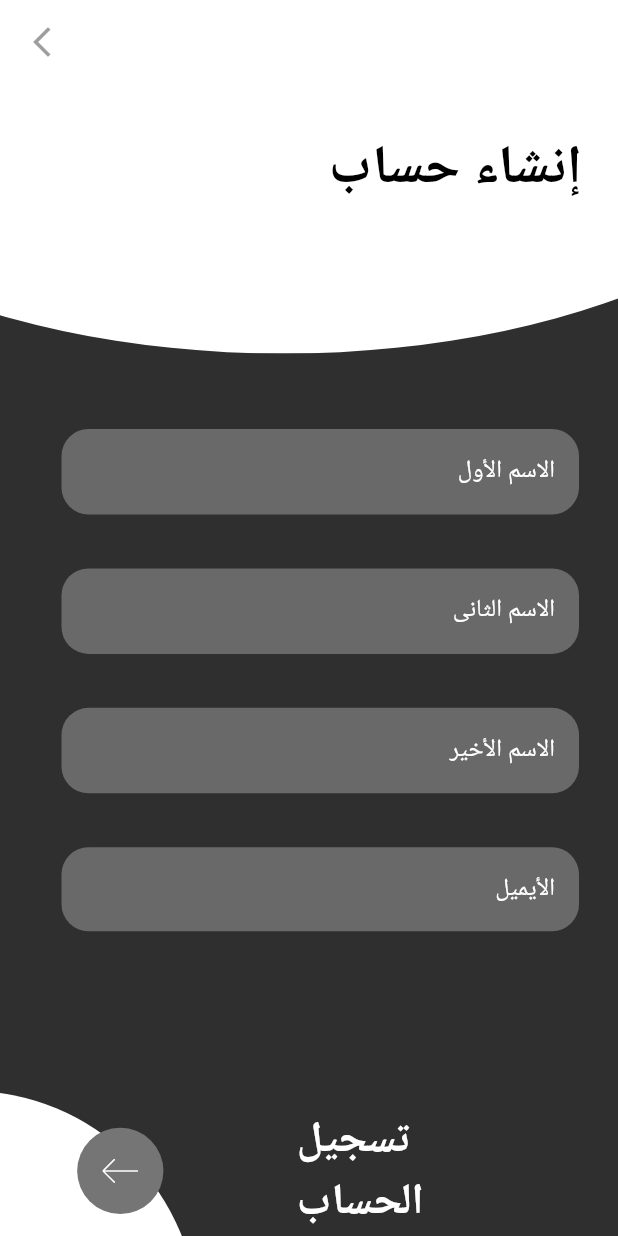
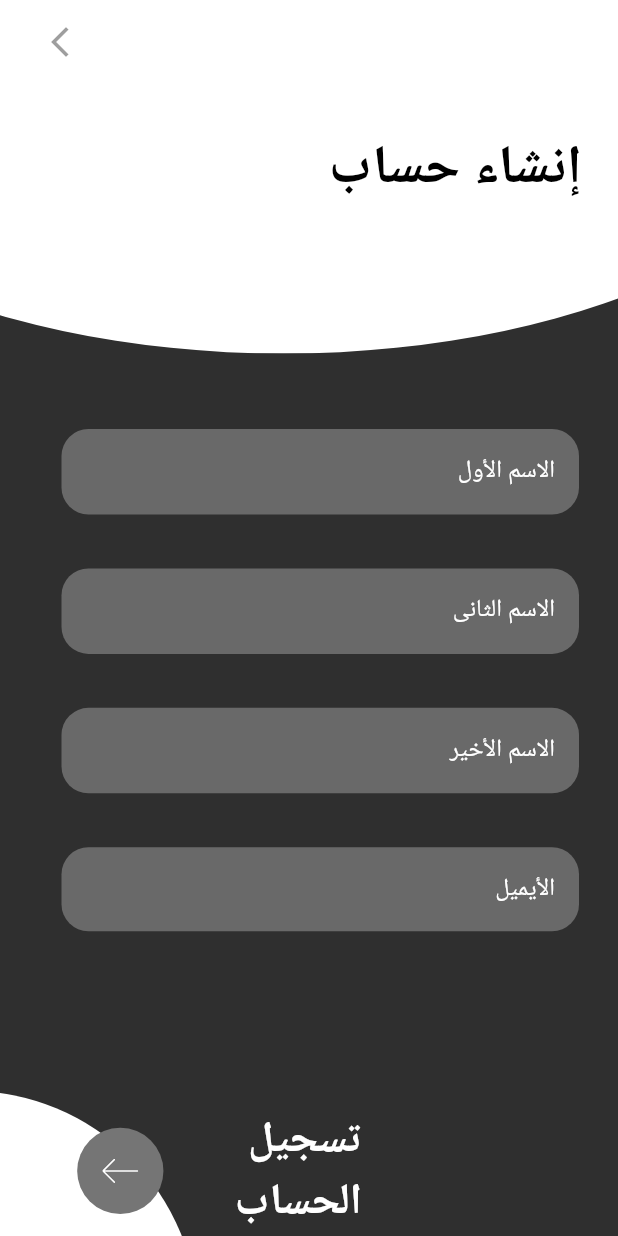
Before and after one commit to mohammedhedaya/-Sar-aat-Al-Tasweeq, a Flutter app: the screen it shows after launch, after a tap on "إنشاء حساب", on a phone screen of 412 x 824 dp. Run offline on Flutter 3.47's test engine with Material 3 defaults, Android fonts, the phone set to English and light mode, and no system bars; our stand-ins replace carousel_slider, device_preview, flutter_bloc, flutter_screenutil, flutter_svg, go_router and 3 more.

```diff
--- a/lib/core/app/app.dart
+++ b/lib/core/app/app.dart
@@ -1,5 +1,6 @@
 import 'package:device_preview/device_preview.dart';
 import 'package:flutter/material.dart';
+import 'package:flutter_localizations/flutter_localizations.dart'; // Add this import for localization
 import 'package:flutter_screenutil/flutter_screenutil.dart';
 import 'package:shopping_chart/core/router/app_router.dart';
 import 'package:shopping_chart/core/utils/app_colors.dart';
@@ -13,14 +14,27 @@ class MyApp extends StatelessWidget {
       designSize: const Size(375, 917),
       minTextAdapt: true,
       splitScreenMode: true,
-      builder: (_, child) {
+      builder: (context, child) {
         return MaterialApp.router(
+          locale: DevicePreview.locale(context),
+          supportedLocales: const [
+            Locale('ar'),
+          ],
+          localizationsDelegates: const [
+            GlobalMaterialLocalizations.delegate,
+            GlobalWidgetsLocalizations.delegate,
+            GlobalCupertinoLocalizations.delegate,
+          ],
+          localeResolutionCallback: (locale, supportedLocales) {
+            return const Locale('ar');
+          },
+          builder: DevicePreview.appBuilder,
           title: 'Shopping Chart',
           debugShowCheckedModeBanner: false,
           routerConfig: router,
-          theme: ThemeData(scaffoldBackgroundColor: AppColors.darkGray),
-          locale: DevicePreview.locale(context),
-          builder: DevicePreview.appBuilder,
+          theme: ThemeData(
+            scaffoldBackgroundColor: AppColors.darkGray,
+          ),
         );
       },
     );
--- a/lib/features/auth/presentation/views/signup/sign_up_view.dart
+++ b/lib/features/auth/presentation/views/signup/sign_up_view.dart
@@ -14,17 +14,22 @@ class SignUpView extends StatelessWidget {
         backgroundColor: AppColors.whiteColor,
         elevation: 0,
         surfaceTintColor: Colors.transparent,
-        leading: IconButton(
-          onPressed: () {
-            context.pop();
-          },
-          icon: const Icon(
-            Icons.arrow_back_ios_new_outlined,
-            color: Colors.black38,
+        automaticallyImplyLeading: false,
+        title: Align(
+          alignment: Alignment.centerLeft,
+          child: IconButton(
+            onPressed: () {
+              context.pop();
+            },
+            icon: const Icon(
+              Icons.arrow_forward_ios_outlined,
+              color: Colors.black38,
+            ),
           ),
         ),
       ),
       body: const SignUpViewBody(),
+
     );
   }
 }
--- a/lib/features/auth/presentation/widgets/create_account_reset_password.dart.dart
+++ b/lib/features/auth/presentation/widgets/create_account_reset_password.dart.dart
@@ -20,11 +20,11 @@ class CreateAccountAndResetPassword extends StatelessWidget {
           children: [
             TextButton(
               onPressed: () {
-                context.push('/signUpView');
+                context.push('/resetPasswordView');
               },
               child: Text(
-                "إنشاء حساب",
-                style: AppStyles.style18W900,
+                "نسيت كلمة المرور",
+                style: AppStyles.style18W300,
               ),
             ),
             Container(
@@ -34,11 +34,11 @@ class CreateAccountAndResetPassword extends StatelessWidget {
               ),
               child: TextButton(
                 onPressed: () {
-                  GoRouter.of(context).push('/resetPasswordView');
+                  GoRouter.of(context).push('/signUpView');
                 },
                 child: Text(
-                  "نسيت كلمة المرور",
-                  style: AppStyles.style18W300,
+                  "إنشاء حساب",
+                  style: AppStyles.style18W900,
                 ),
               ),
             ),
--- a/lib/features/auth/presentation/widgets/custom_login_form.dart
+++ b/lib/features/auth/presentation/widgets/custom_login_form.dart
@@ -49,7 +49,7 @@ class CustomLoginForm extends StatelessWidget {
                     SizedBox(height: 20.h),
                     CustomAuthTextField(
                       hintText: "كلمة السر",
-                      prefixIcon: IconButton(
+                      suffixIcon: IconButton(
                         onPressed: () {
                           cubit.obscurePasswordText();
                         },
--- a/lib/features/auth/presentation/widgets/custom_login_icon.dart
+++ b/lib/features/auth/presentation/widgets/custom_login_icon.dart
@@ -8,6 +8,7 @@ import 'package:shopping_chart/core/utils/assets.dart';
 class CustomLoginIcon extends StatelessWidget {
   const CustomLoginIcon({super.key, this.onTap});
   final void Function()? onTap;
+
   @override
   Widget build(BuildContext context) {
     return Padding(
@@ -15,6 +16,11 @@ class CustomLoginIcon extends StatelessWidget {
       child: Row(
         mainAxisAlignment: MainAxisAlignment.spaceBetween,
         children: [
+          Text(
+            'تسجيل\nالدخول',
+            style: AppStyles.style32W700,
+          ),
+          const SizedBox(),
           InkWell(
             onTap: onTap,
             child: Container(
@@ -33,11 +39,6 @@ class CustomLoginIcon extends StatelessWidget {
               ),
             ),
           ),
-          Text(
-            'تسجيل\nالدخول',
-            style: AppStyles.style32W700,
-          ),
-          const SizedBox(),
         ],
       ),
     );
--- a/lib/features/auth/presentation/widgets/hello_and_change_lang.dart
+++ b/lib/features/auth/presentation/widgets/hello_and_change_lang.dart
@@ -19,13 +19,13 @@ class HelloAndChangeLang extends StatelessWidget {
             InkWell(
               onTap: () {},
               child: Text(
-                "English",
-                style: AppStyles.style23W700,
+                "مرحباً",
+                style: AppStyles.style46W400,
               ),
             ),
             Text(
-              "مرحباً",
-              style: AppStyles.style46W400,
+              "English",
+              style: AppStyles.style23W700,
             ),
           ],
         ),
--- a/lib/features/auth/presentation/widgets/sign_up_view_body.dart
+++ b/lib/features/auth/presentation/widgets/sign_up_view_body.dart
@@ -112,6 +112,12 @@ class SignUpViewBody extends StatelessWidget {
                     left: 41.w,
                     child: Row(
                       children: [
+                        Text(
+                          "تسجيل\nالحساب",
+                          style: AppStyles.style32W700,
+                        ),
+                        SizedBox(
+                            width: MediaQuery.of(context).size.width * 0.1),
                         InkWell(
                           onTap: () {
                             if (cubit.signUpFormKey.currentState!.validate()) {
@@ -134,12 +140,6 @@ class SignUpViewBody extends StatelessWidget {
                             ),
                           ),
                         ),
-                        SizedBox(
-                            width: MediaQuery.of(context).size.width * 0.2),
-                        Text(
-                          "تسجيل\nالحساب",
-                          style: AppStyles.style32W700,
-                        ),
                       ],
                     ),
                   ),
--- a/lib/features/auth/presentation/widgets/terms_and_condition.dart
+++ b/lib/features/auth/presentation/widgets/terms_and_condition.dart
@@ -16,7 +16,7 @@ class _TermsConditionsWidgetState extends State<TermsConditionsWidget> {
   @override
   Widget build(BuildContext context) {
     return Row(
-      mainAxisAlignment: MainAxisAlignment.end,
+      mainAxisAlignment: MainAxisAlignment.start,
       children: [
         RichText(
           text: TextSpan(
--- a/pubspec.yaml
+++ b/pubspec.yaml
@@ -46,6 +46,7 @@ dependencies:
   pinput: ^5.0.0
   carousel_slider: ^5.0.0
   smooth_page_indicator: ^1.2.0+3
+  flutter_localization: ^0.2.2
 
 dev_dependencies:
   flutter_test:
```
Also changed, not shown: lib/features/auth/presentation/views/signup/sign_up_profile.dart (+17 -16 lines), lib/features/auth/presentation/views/signup/success_sign_up_view.dart (+6 -6 lines), lib/features/home/presentation/widgets/custom_app_bar.dart (+24 -20 lines), lib/features/home/presentation/widgets/home_view_body.dart.dart (+17 -13 lines), pubspec.lock, 5 other files.
